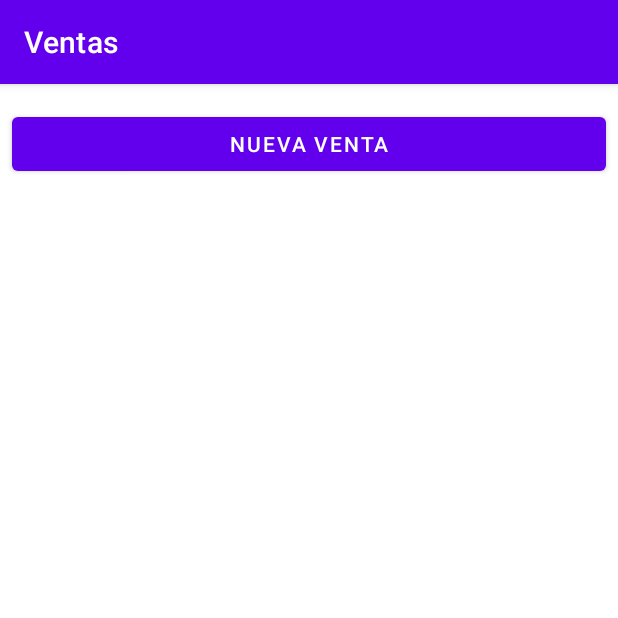
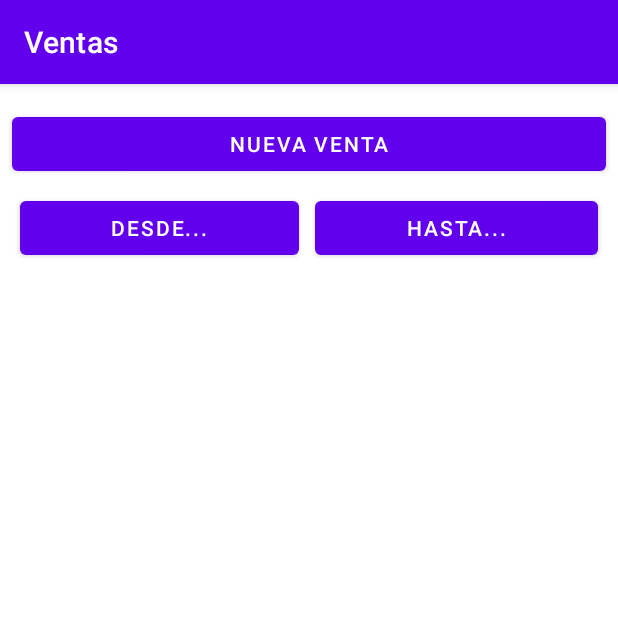
Before and after one commit to tspt89/Academia, an Android app: the VentasAdminFragment screen opened through its navigation route, on a phone screen of 412 x 824 dp, the top half of it. Run offline under Robolectric (Android 15) with nearby library versions, the phone set to English and light mode, and no system bars; our stand-ins replace Firebase (no records; nobody signed in at launch, a user with empty details on screens opened directly); 1 statement that could not run was skipped.

Commit message:
Ver ventas (no se pueden filtrar)

```diff
--- /dev/null
+++ b/app/src/main/java/com/tspt/academia/Administradores/ventas/VentasAdminAdapter.kt
@@ -0,0 +1,49 @@
+package com.tspt.academia.Administradores.ventas
+
+import android.content.Context
+import android.view.LayoutInflater
+import android.view.View
+import android.view.ViewGroup
+import android.widget.TextView
+import androidx.recyclerview.widget.RecyclerView
+import com.tspt.academia.R
+import com.tspt.academia.models.Venta
+
+class VentasAdminAdapter(val context: Context) : RecyclerView.Adapter<VentasAdminAdapter.ViewHolder>() {
+
+    var ventas = emptyList<Venta>()
+
+    inner class ViewHolder(view: View) : RecyclerView.ViewHolder(view) {
+        val idTV: TextView = view.findViewById(R.id.idVentaTV)
+        val nombreClienteTV: TextView = view.findViewById(R.id.nombreClienteTV)
+        val totalTV: TextView = view.findViewById(R.id.totalVentaTV)
+    }
+
+    override fun onCreateViewHolder(
+        parent: ViewGroup,
+        viewType: Int
+    ): VentasAdminAdapter.ViewHolder  =
+        ViewHolder(LayoutInflater.from(parent.context).inflate(R.layout.ventas_cardview,parent,false))
+
+    override fun onBindViewHolder(holder: VentasAdminAdapter.ViewHolder, position: Int) {
+        val venta = ventas[position]
+
+        val id = venta.id.split("-")[4]
+        val f = venta.fecha
+        val total = venta.total
+
+        println("Ventas adapter = $id $f $total")
+        holder.idTV.text = id
+        holder.nombreClienteTV.text = f
+        holder.totalTV.text = "$${total}"
+
+    }
+
+    override fun getItemCount(): Int = ventas.size
+
+    fun setElements(v: ArrayList<Venta>) {
+        this.ventas = v
+        notifyDataSetChanged()
+    }
+
+}
--- /dev/null
+++ b/app/src/main/java/com/tspt/academia/models/Venta.kt
@@ -0,0 +1,5 @@
+package com.tspt.academia.models
+
+data class Venta(val id: String, val cliente: String, val vendedor: String, val total: Int, val fecha: String, val productos: ArrayList<HashMap<String, Any>>){
+
+}
--- a/app/src/main/res/layout/fragment_ventas_admin.xml
+++ b/app/src/main/res/layout/fragment_ventas_admin.xml
@@ -23,12 +23,44 @@
         app:layout_constraintVertical_bias="0.0" />
 
     <androidx.recyclerview.widget.RecyclerView
+        android:id="@+id/ventasRV"
         android:layout_width="0dp"
         android:layout_height="0dp"
-        android:layout_marginTop="8dp"
         app:layout_constraintBottom_toBottomOf="parent"
         app:layout_constraintEnd_toEndOf="parent"
         app:layout_constraintHorizontal_bias="0.5"
         app:layout_constraintStart_toStartOf="parent"
-        app:layout_constraintTop_toBottomOf="@+id/nuevaVentaBtn" />
+        app:layout_constraintTop_toBottomOf="@+id/linearLayout3" />
+
+    <LinearLayout
+        android:id="@+id/linearLayout3"
+        android:layout_width="match_parent"
+        android:layout_height="wrap_content"
+        android:layout_marginStart="8dp"
+        android:layout_marginTop="8dp"
+        android:layout_marginEnd="8dp"
+        android:orientation="horizontal"
+        app:layout_constraintBottom_toBottomOf="parent"
+        app:layout_constraintEnd_toEndOf="parent"
+        app:layout_constraintHorizontal_bias="0.5"
+        app:layout_constraintStart_toStartOf="parent"
+        app:layout_constraintTop_toBottomOf="@+id/nuevaVentaBtn"
+        app:layout_constraintVertical_bias="0.0">
+
+        <Button
+            android:id="@+id/button2"
+            android:layout_width="wrap_content"
+            android:layout_height="wrap_content"
+            android:layout_weight="1"
+            android:layout_marginHorizontal="5dp"
+            android:text="Desde..." />
+
+        <Button
+            android:id="@+id/button3"
+            android:layout_width="wrap_content"
+            android:layout_height="wrap_content"
+            android:layout_weight="1"
+            android:layout_marginHorizontal="5dp"
+            android:text="Hasta..." />
+    </LinearLayout>
 </androidx.constraintlayout.widget.ConstraintLayout>
```
Also changed, not shown: app/src/main/java/com/tspt/academia/Administradores/ventas/VentasAdminFragment.kt (+83 -0 lines), app/src/main/res/layout/ventas_cardview.xml (added, +96 -0 lines).
